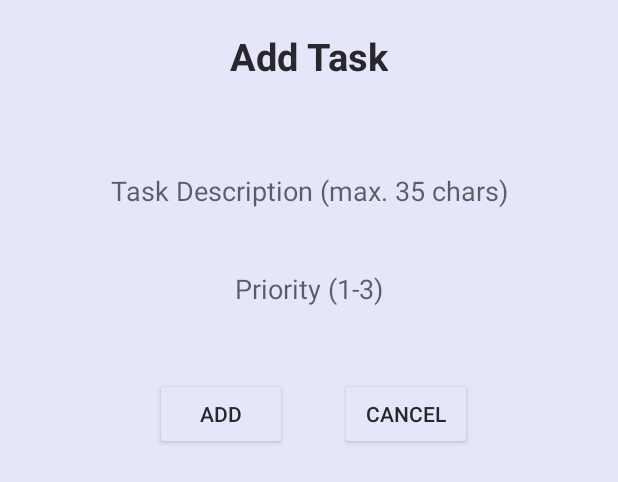
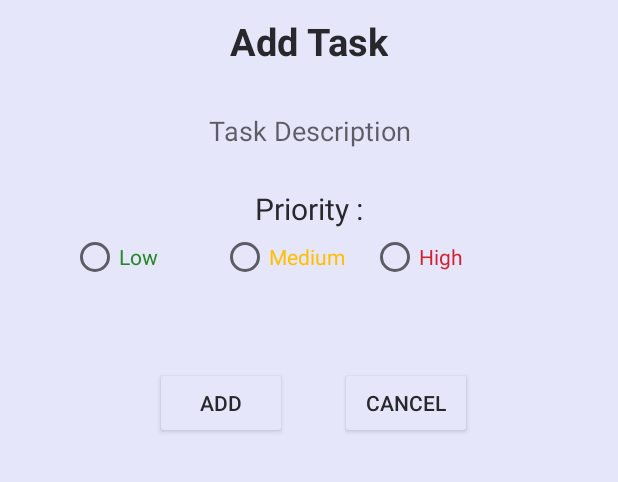
Before and after one commit to mateuszroganowicz/BProductive, an Android app: the layout todo_dialog_layout.xml on its own in the app's theme, with its tools: preview values and no code run, on a phone screen of 412 x 824 dp. Shown: the top 482 px of the screen. Run offline under Robolectric (Android 15) with nearby library versions, the phone set to English and light mode, and no system bars.

Commit message:
Radio buttons added. To do list finished

```diff
--- a/app/src/main/res/layout-v21/todo_delete_dialog.xml
+++ b/app/src/main/res/layout-v21/todo_delete_dialog.xml
@@ -27,6 +27,7 @@
         android:layout_marginTop="40dp"
         android:layout_marginBottom="50dp"
         android:text="NO"
+        android:textColor="#D2222D"
         app:layout_constraintBottom_toBottomOf="parent"
         app:layout_constraintEnd_toEndOf="parent"
         app:layout_constraintHorizontal_bias="0.75"
@@ -42,6 +43,7 @@
         android:layout_marginEnd="20dp"
         android:layout_marginBottom="50dp"
         android:text="YES"
+        android:textColor="#238823"
         app:layout_constraintBottom_toBottomOf="parent"
         app:layout_constraintEnd_toEndOf="parent"
         app:layout_constraintHorizontal_bias="0.25"
--- a/app/src/main/res/layout-v21/todolist_row.xml
+++ b/app/src/main/res/layout-v21/todolist_row.xml
@@ -11,7 +11,7 @@
         android:text="Task description"
         android:padding="10dp"
         android:textSize="20sp"
-        android:maxLength="40"
+        android:maxLength="35"
     />
 
     <TextView
--- a/app/src/main/res/layout/todo_dialog_layout.xml
+++ b/app/src/main/res/layout/todo_dialog_layout.xml
@@ -4,13 +4,14 @@
     xmlns:app="http://schemas.android.com/apk/res-auto"
     xmlns:tools="http://schemas.android.com/tools"
     android:layout_width="match_parent"
+    android:orientation="vertical"
     android:layout_height="350dp">
 
     <TextView
         android:id="@+id/textView2"
         android:layout_width="wrap_content"
         android:layout_height="wrap_content"
-        android:layout_marginTop="20dp"
+        android:layout_marginTop="10dp"
         android:background="@color/white"
         android:text="Add Task"
         android:textSize="25sp"
@@ -21,95 +22,94 @@
         app:layout_constraintTop_toTopOf="parent"
         app:layout_constraintVertical_bias="0.0" />
 
+    <TextView
+        android:id="@+id/textView3"
+        android:layout_width="wrap_content"
+        android:layout_height="30dp"
+        android:layout_marginTop="15dp"
+        android:background="@color/white"
+        android:text="Priority :"
+        android:textSize="20sp"
+        app:layout_constraintBottom_toBottomOf="parent"
+        app:layout_constraintEnd_toEndOf="parent"
+        app:layout_constraintHorizontal_bias="0.5"
+        app:layout_constraintStart_toStartOf="parent"
+        app:layout_constraintTop_toBottomOf="@+id/taskDesc"
+        app:layout_constraintVertical_bias="0.0" />
+
     <EditText
         android:id="@+id/taskDesc"
         android:layout_width="280dp"
-        android:layout_height="wrap_content"
+        android:layout_height="45dp"
+        android:layout_marginTop="20dp"
         android:ems="10"
-        android:hint="Task Description (max. 35 chars)"
+        android:hint="Task Description"
+        android:text=""
         android:textAlignment="center"
-        android:text=""
         app:layout_constraintBottom_toBottomOf="parent"
         app:layout_constraintEnd_toEndOf="parent"
         app:layout_constraintStart_toStartOf="parent"
         app:layout_constraintTop_toBottomOf="@+id/textView2"
-        app:layout_constraintVertical_bias="0.2" />
+        app:layout_constraintVertical_bias="0.0" />
 
     <Button
         android:id="@+id/cancel_button"
         android:layout_width="wrap_content"
-        android:layout_height="wrap_content"
+        android:layout_height="48dp"
         android:layout_marginTop="20dp"
-        android:layout_marginBottom="50dp"
+        android:layout_marginBottom="20dp"
         android:text="CANCEL"
         app:layout_constraintBottom_toBottomOf="parent"
         app:layout_constraintEnd_toEndOf="parent"
         app:layout_constraintHorizontal_bias="0.7"
         app:layout_constraintStart_toStartOf="parent"
-        app:layout_constraintTop_toBottomOf="@+id/taskPrior"
-        app:layout_constraintVertical_bias="1.0" />
+        app:layout_constraintTop_toBottomOf="@+id/priorityRadioGroup" />
 
     <Button
         android:id="@+id/add_button"
         android:layout_width="wrap_content"
-        android:layout_height="wrap_content"
+        android:layout_height="48dp"
         android:layout_marginTop="20dp"
         android:layout_marginEnd="20dp"
-        android:layout_marginBottom="50dp"
+        android:layout_marginBottom="20dp"
         android:text="ADD"
         app:layout_constraintBottom_toBottomOf="parent"
         app:layout_constraintEnd_toEndOf="@+id/cancel_button"
         app:layout_constraintStart_toStartOf="parent"
-        app:layout_constraintTop_toBottomOf="@+id/taskPrior"
-        app:layout_constraintVertical_bias="1.0" />
+        app:layout_constraintTop_toBottomOf="@+id/priorityRadioGroup" />
 
-    <EditText
-        android:id="@+id/taskPrior"
-        android:layout_width="280dp"
-        android:layout_height="wrap_content"
-        android:layout_marginTop="20dp"
-        android:ems="10"
-        android:hint="Priority (1-3)"
-        android:textAlignment="center"
-        android:text=""
+    <RadioGroup
+        android:id="@+id/priorityRadioGroup"
+        android:layout_width="wrap_content"
+        android:layout_height="32dp"
+        android:layout_marginEnd="30dp"
+        android:orientation="horizontal"
         app:layout_constraintBottom_toBottomOf="parent"
         app:layout_constraintEnd_toEndOf="parent"
+        app:layout_constraintHorizontal_bias="0.58"
         app:layout_constraintStart_toStartOf="parent"
-        app:layout_constraintTop_toBottomOf="@+id/taskDesc"
-        app:layout_constraintVertical_bias="0.0" />
+        app:layout_constraintTop_toBottomOf="@+id/textView3"
+        app:layout_constraintVertical_bias="0.0">
 
-<!--    <RadioGroup-->
-<!--        android:layout_width="match_parent"-->
-<!--        android:layout_height="wrap_content"-->
-<!--        android:layout_marginTop="30dp"-->
-<!--        app:layout_constraintBottom_toBottomOf="parent"-->
-<!--        app:layout_constraintEnd_toEndOf="parent"-->
-<!--        app:layout_constraintHorizontal_bias="0.0"-->
-<!--        app:layout_constraintStart_toStartOf="@+id/taskDesc"-->
-<!--        app:layout_constraintTop_toBottomOf="@+id/taskPrior"-->
-<!--        app:layout_constraintVertical_bias="0.0">-->
+        <RadioButton
+            android:layout_width="100dp"
+            android:layout_height="wrap_content"
+            android:text="Low"
+            android:textColor="#238823" />
 
-<!--        <RadioButton-->
-<!--            android:layout_width="match_parent"-->
-<!--            android:layout_height="wrap_content"-->
-<!--            android:text="High"-->
-<!--            android:textColor="#D2222D"-->
-<!--            />-->
+        <RadioButton
+            android:layout_width="100dp"
+            android:layout_height="wrap_content"
+            android:text="Medium"
+            android:textColor="#FFBF00" />
 
-<!--        <RadioButton-->
-<!--            android:layout_width="match_parent"-->
-<!--            android:layout_height="wrap_content"-->
-<!--            android:text="Medium"-->
-<!--            android:textColor="#FFBF00"/>-->
+        <RadioButton
+            android:layout_width="100dp"
+            android:layout_height="wrap_content"
+            android:text="High"
+            android:textColor="#D2222D" />
 
-<!--        <RadioButton-->
-<!--            android:layout_width="match_parent"-->
-<!--            android:layout_height="wrap_content"-->
-<!--            android:text="Low"-->
-<!--            android:textColor="#238823"-->
-<!--            />-->
-
-<!--    </RadioGroup>-->
+    </RadioGroup>
 
 
 </androidx.constraintlayout.widget.ConstraintLayout>
```
Also changed, not shown: app/src/main/java/com/example/bproductive3/ui/todolist/TodolistFragment.java (+30 -17 lines), app/src/main/java/com/example/bproductive3/ui/todolist/ToDoListAdapter.java (line endings or trailing spaces).
